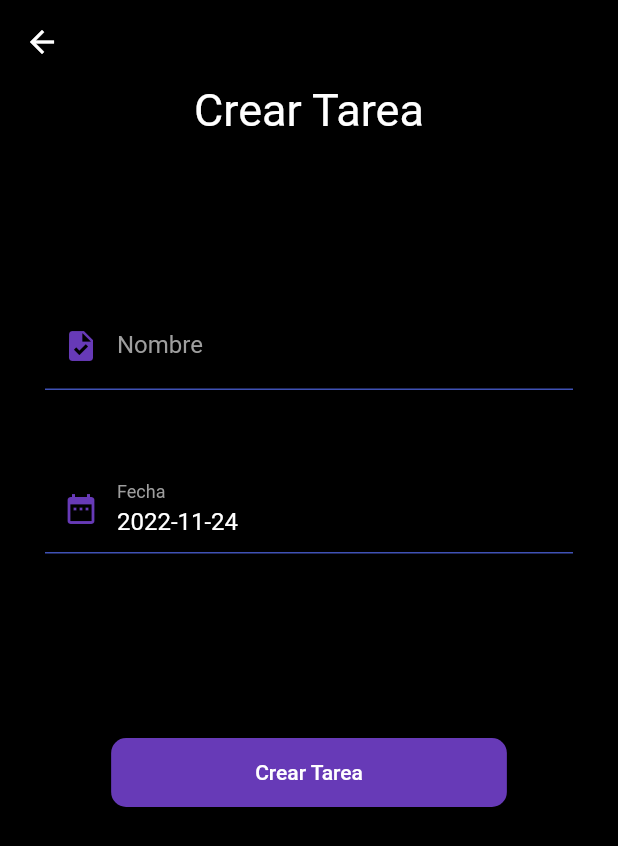
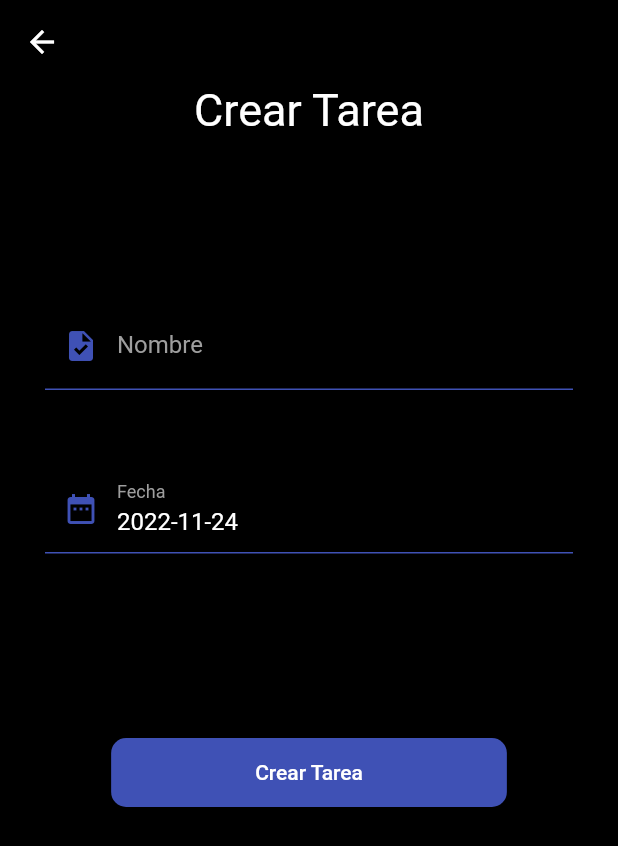
Before and after one commit to MIkel8545/tus_tareas, a Flutter app: the TaskPage screen opened by its route, on a phone screen of 412 x 824 dp. Shown: the top 846 px of the screen. Run offline on Flutter 3.47's test engine with Material 2 defaults, Android fonts, the phone set to English and light mode, and no system bars; our stand-ins replace sliding_sheet; network calls fail.

Commit message:
Load task from sheet

```diff
--- a/lib/decoration/input_decorations.dart
+++ b/lib/decoration/input_decorations.dart
@@ -15,8 +15,7 @@ class InputDecorations {
         labelText: labelText,
         labelStyle: TextStyle(color: Colors.grey),
         hintStyle: TextStyle(color: Colors.grey),
-        prefixIcon: prefixIcon != null
-            ? Icon(prefixIcon, color: Colors.deepPurple)
-            : null);
+        prefixIcon:
+            prefixIcon != null ? Icon(prefixIcon, color: Colors.indigo) : null);
   }
 }
--- a/lib/main.dart
+++ b/lib/main.dart
@@ -39,7 +39,8 @@ class MyApp extends StatelessWidget {
         'login': (_) => Login(),
         'home': (_) => Home(),
         'register': (_) => Register(),
-        'task': (_) => TaskPage()
+        'task': (_) => TaskPage(),
+        'openTask': (_) => OpenTask(),
       },
     );
   }
--- a/lib/models/task.dart
+++ b/lib/models/task.dart
@@ -4,33 +4,12 @@
 
 import 'dart:convert';
 
-/*
-class Task {
-  Task({
-    required this.objTask,
-  });
-
-  Tasks objTask;
-
-  factory Task.fromJson(String str) => Task.fromMap(json.decode(str));
-
-  String toJson() => json.encode(toMap());
-
-  factory Task.fromMap(Map<String, dynamic> json) => Task(
-        objTask: Tasks.fromMap(json["TASK001"]),
-      );
-
-  Map<String, dynamic> toMap() => {
-        "TASK001": objTask.toMap(),
-      };
-} */
-
 class Tasks {
-  Tasks({
-    required this.estado,
-    required this.fecha,
-    required this.titulo,
-  });
+  Tasks(
+      {required this.estado,
+      required this.fecha,
+      required this.titulo,
+      this.id});
 
   String estado;
   String fecha;
@@ -52,4 +31,7 @@ class Tasks {
         "Fecha": fecha,
         "Titulo": titulo,
       };
+
+  Tasks copy() => Tasks(
+      estado: this.estado, fecha: this.fecha, titulo: this.titulo, id: this.id);
 }
--- a/lib/pages/login.dart
+++ b/lib/pages/login.dart
@@ -41,7 +41,7 @@ class Login extends StatelessWidget {
           const SizedBox(height: 20),
           OutlinedButton(
             style: OutlinedButton.styleFrom(
-              side: const BorderSide(width: 1.0, color: Colors.deepPurple),
+              side: const BorderSide(width: 1.0, color: Colors.indigo),
             ),
             child: Container(
               padding: const EdgeInsets.symmetric(horizontal: 60, vertical: 15),
@@ -57,7 +57,7 @@ class Login extends StatelessWidget {
           SizedBox(height: 20),
           OutlinedButton(
             style: OutlinedButton.styleFrom(
-              side: BorderSide(width: 1.0, color: Colors.deepPurple),
+              side: BorderSide(width: 1.0, color: Colors.indigo),
             ),
             child: Container(
               padding: EdgeInsets.symmetric(horizontal: 52, vertical: 15),
@@ -130,7 +130,7 @@ class _LoginForm extends StatelessWidget {
                     borderRadius: BorderRadius.circular(10)),
                 disabledColor: Colors.grey,
                 elevation: 0,
-                color: Colors.deepPurple,
+                color: Colors.indigo,
                 child: Container(
                   padding: EdgeInsets.symmetric(horizontal: 80, vertical: 15),
                   child: Text(
--- a/lib/pages/pages.dart
+++ b/lib/pages/pages.dart
@@ -1,3 +1,4 @@
+export 'package:tus_tareas/pages/open_task.dart';
 export 'package:tus_tareas/pages/task_page.dart';
 export 'package:tus_tareas/pages/loading.dart';
 export 'package:tus_tareas/pages/home.dart';
--- a/lib/pages/task_page.dart
+++ b/lib/pages/task_page.dart
@@ -31,7 +31,7 @@ class TaskPage extends StatelessWidget {
                   borderRadius: BorderRadius.circular(10)),
               disabledColor: Colors.grey,
               elevation: 0,
-              color: Colors.deepPurple,
+              color: Colors.indigo,
               child: Container(
                 padding: EdgeInsets.symmetric(horizontal: 80, vertical: 15),
                 child: Text(
--- a/lib/services/task_service.dart
+++ b/lib/services/task_service.dart
@@ -8,6 +8,7 @@ class TaskService extends ChangeNotifier {
   final String _baseUrl = 'tareasapp-120e6-default-rtdb.firebaseio.com';
 
   final List<Tasks> tasks = [];
+  late Tasks selectedTask;
 
   bool isLoading = true;
 
--- a/pubspec.yaml
+++ b/pubspec.yaml
@@ -36,6 +36,7 @@ dependencies:
   http: ^0.13.5
   intl: ^0.17.0
   provider: ^6.0.4
+  sliding_sheet: ^0.5.2
 
 dev_dependencies:
   flutter_lints: ^2.0.0
```
Also changed, not shown: lib/pages/home.dart (+81 -2 lines), lib/pages/open_task.dart (added, +20 -0 lines), pubspec.lock.
